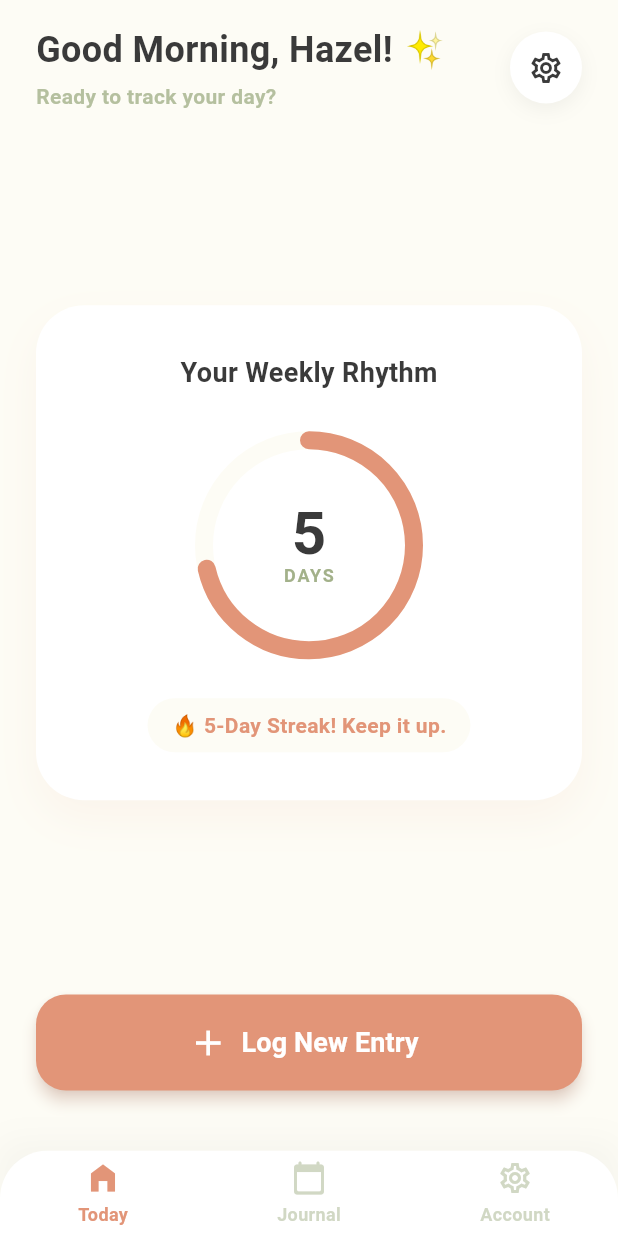
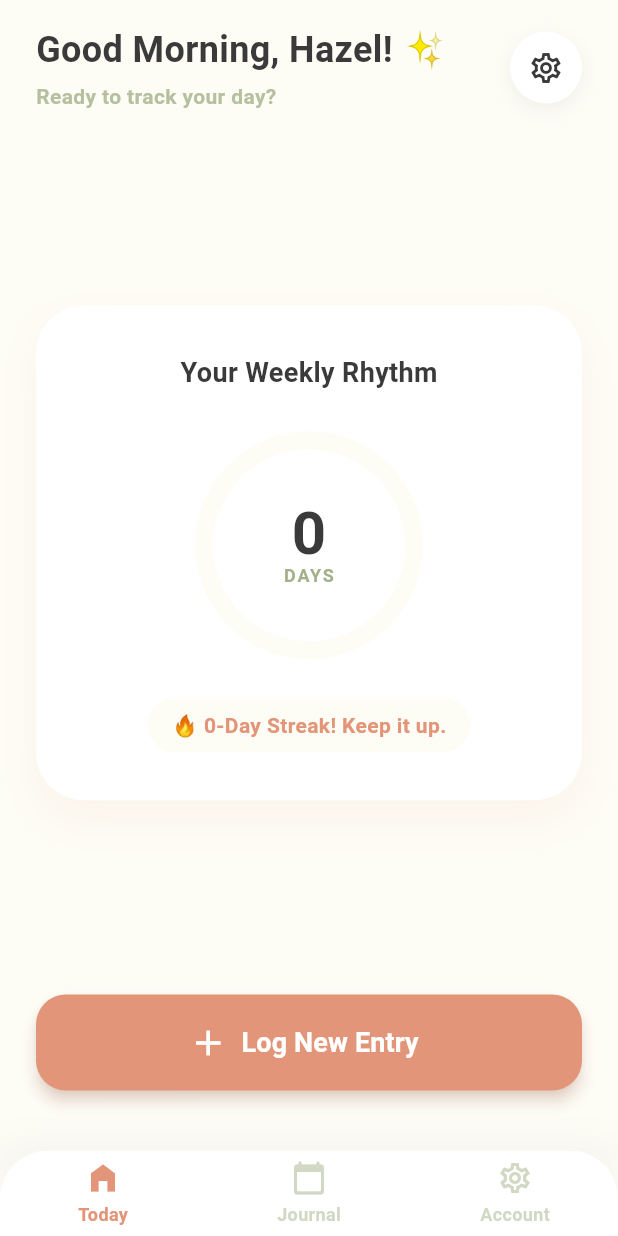
Before and after one commit to pak-pow/PoopTracker, a Flutter app: the HomeScreen screen opened directly, on a phone screen of 412 x 824 dp. Run offline on Flutter 3.47's test engine with Material 3 defaults, Android fonts, the phone set to English and light mode, and no system bars; our stand-ins replace csv, google_sign_in, table_calendar; missing offline and left inert: googleapis; Roboto replaces fonts that are missing (Nunito).

```diff
--- /dev/null
+++ b/devtools_options.yaml
@@ -0,0 +1,3 @@
+description: This file stores settings for Dart & Flutter DevTools.
+documentation: https://docs.flutter.dev/tools/devtools/extensions#configure-extension-enablement-states
+extensions:
--- a/lib/features/home/home_screen.dart
+++ b/lib/features/home/home_screen.dart
@@ -136,7 +136,7 @@ class _HomeScreenState extends State<HomeScreen> {
                         fit: StackFit.expand,
                         children: [
                           CircularProgressIndicator(
-                            value: 5 / 7, // Hardcoded 5 out of 7 days for now
+                            value: _weeklyRhythm / 7,
                             strokeWidth: 12,
                             backgroundColor: bgCream,
                             valueColor: const AlwaysStoppedAnimation<Color>(
@@ -144,19 +144,19 @@ class _HomeScreenState extends State<HomeScreen> {
                             ),
                             strokeCap: StrokeCap.round,
                           ),
-                          const Column(
+                          Column(
                             mainAxisAlignment: MainAxisAlignment.center,
                             children: [
                               Text(
-                                "5",
-                                style: TextStyle(
+                                "$_weeklyRhythm",
+                                style: const TextStyle(
                                   fontSize: 40,
                                   fontWeight: FontWeight.bold,
                                   color: textBrown,
                                   height: 1.0,
                                 ),
                               ),
-                              Text(
+                              const Text(
                                 "DAYS",
                                 style: TextStyle(
                                   fontSize: 12,
@@ -181,9 +181,9 @@ class _HomeScreenState extends State<HomeScreen> {
                         color: bgCream,
                         borderRadius: BorderRadius.circular(20),
                       ),
-                      child: const Text(
-                        "🔥 5-Day Streak! Keep it up.",
-                        style: TextStyle(
+                      child: Text(
+                        "🔥 $_weeklyRhythm-Day Streak! Keep it up.",
+                        style: const TextStyle(
                           color: accentPeach,
                           fontWeight: FontWeight.bold,
                           fontSize: 14,
```
Also changed, not shown: lib/data/services/csv_service.dart (+24 -0 lines), lib/features/history/history_screen.dart (+42 -1 lines).
